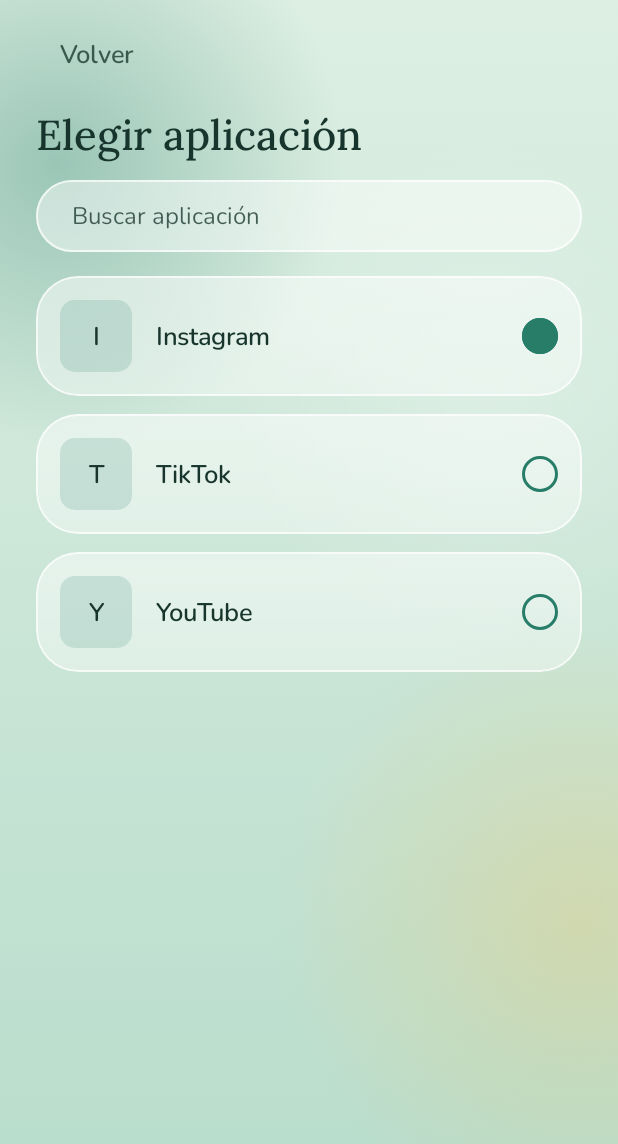
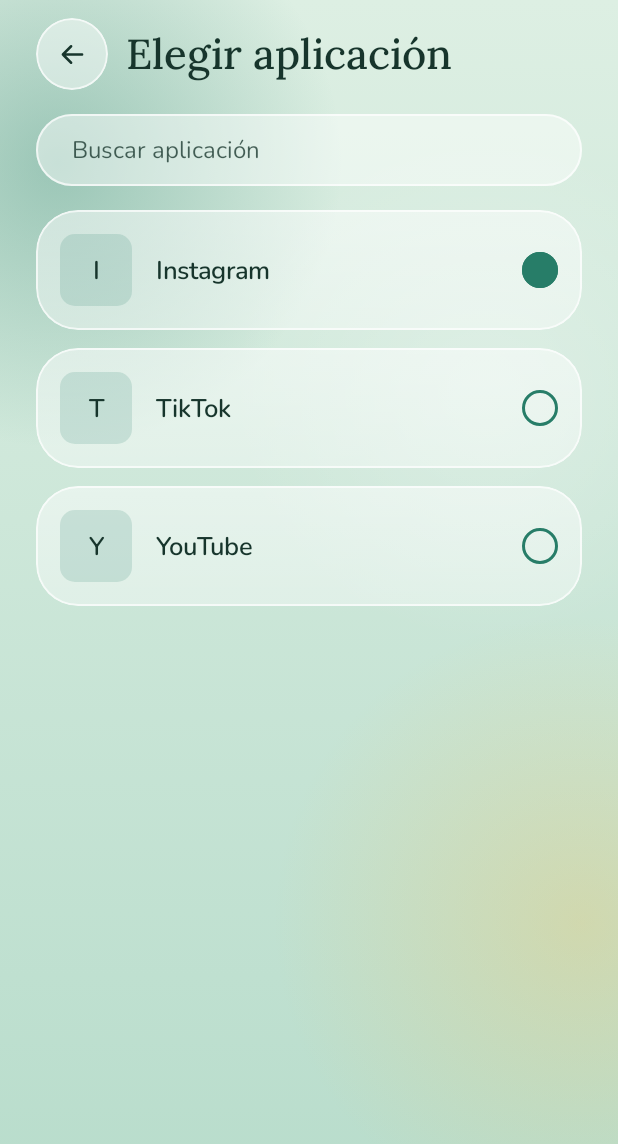
Before and after one commit to josecastroo/lograre, an Android app built with Jetpack Compose: the @Preview function AppPickerLightPreview, on a phone screen of 412 x 824 dp. Shown: the top 1144 px of the screen. Run offline under Robolectric (Android 15) with nearby library versions, the phone set to English and light mode, and no system bars.

Commit message:
ui: replace Volver text with circular translucent ZenBackButton arrow

```diff
--- a/app/src/main/java/com/lograre/app/ui/components/ZenButton.kt
+++ b/app/src/main/java/com/lograre/app/ui/components/ZenButton.kt
@@ -12,6 +12,9 @@ import androidx.compose.foundation.layout.defaultMinSize
 import androidx.compose.foundation.layout.fillMaxWidth
 import androidx.compose.foundation.layout.height
 import androidx.compose.foundation.layout.padding
+import androidx.compose.foundation.layout.size
+import androidx.compose.foundation.shape.CircleShape
+import androidx.compose.material3.Icon
 import androidx.compose.material3.Text
 import androidx.compose.runtime.Composable
 import androidx.compose.runtime.getValue
@@ -20,12 +23,16 @@ import androidx.compose.ui.Modifier
 import androidx.compose.ui.draw.alpha
 import androidx.compose.ui.draw.clip
 import androidx.compose.ui.graphics.Color
+import androidx.compose.ui.res.painterResource
+import androidx.compose.ui.res.stringResource
 import androidx.compose.ui.semantics.Role
 import androidx.compose.ui.semantics.selected
 import androidx.compose.ui.semantics.semantics
 import androidx.compose.ui.text.style.TextAlign
 import androidx.compose.ui.text.style.TextOverflow
 import androidx.compose.ui.tooling.preview.Preview
+import androidx.compose.ui.unit.dp
+import com.lograre.app.R
 import com.lograre.app.ui.theme.AppTheme
 import com.lograre.app.ui.theme.LocalZenPalette
 import com.lograre.app.ui.theme.LocalZenTypography
@@ -99,6 +106,42 @@ fun ZenButton(
             textAlign = TextAlign.Center,
             maxLines = 2,
             overflow = TextOverflow.Ellipsis
+        )
+    }
+}
+
+/**
+ * Circular 48 dp translucent back arrow button matching the top settings icon.
+ */
+@Composable
+fun ZenBackButton(
+    onClick: () -> Unit,
+    modifier: Modifier = Modifier,
+    enabled: Boolean = true
+) {
+    val palette = LocalZenPalette.current
+    val backLabel = stringResource(R.string.action_back)
+
+    Box(
+        modifier = modifier
+            .size(ZenDimens.MinTouchTarget)
+            .alpha(if (enabled) 1f else 0.45f)
+            .clip(CircleShape)
+            .background(palette.surface, CircleShape)
+            .border(ZenDimens.BorderWidth, palette.border, CircleShape)
+            .waterRipple(
+                enabled = enabled,
+                onClickLabel = backLabel,
+                role = Role.Button,
+                onClick = onClick
+            ),
+        contentAlignment = Alignment.Center
+    ) {
+        Icon(
+            painter = painterResource(R.drawable.ic_zen_arrow_back),
+            contentDescription = backLabel,
+            tint = palette.text,
+            modifier = Modifier.size(22.dp)
         )
     }
 }
--- a/app/src/main/java/com/lograre/app/ui/main/AppPickerScreen.kt
+++ b/app/src/main/java/com/lograre/app/ui/main/AppPickerScreen.kt
@@ -35,8 +35,8 @@ import androidx.compose.ui.unit.dp
 import com.lograre.app.R
 import com.lograre.app.data.apps.InstalledAppInfo
 import com.lograre.app.ui.components.GlassCard
+import com.lograre.app.ui.components.ZenBackButton
 import com.lograre.app.ui.components.ZenBackground
-import com.lograre.app.ui.components.ZenTextButton
 import com.lograre.app.ui.components.rememberAnimationsEnabled
 import com.lograre.app.ui.theme.AppTheme
 import com.lograre.app.ui.theme.LocalZenPalette
@@ -72,19 +72,21 @@ fun AppPickerScreen(
                         top = ZenDimens.Space12,
                         bottom = ZenDimens.Space12
                     ),
-                verticalArrangement = Arrangement.spacedBy(ZenDimens.Space12)
+                verticalArrangement = Arrangement.spacedBy(ZenDimens.Space16)
             ) {
-                ZenTextButton(
-                    text = stringResource(R.string.action_back),
-                    onClick = onBackClick,
-                    color = palette.textSecondary
-                )
-
-                Text(
-                    text = stringResource(R.string.picker_title),
-                    style = typo.title,
-                    color = palette.text
-                )
+                Row(
+                    modifier = Modifier.fillMaxWidth(),
+                    horizontalArrangement = Arrangement.spacedBy(ZenDimens.Space12),
+                    verticalAlignment = Alignment.CenterVertically
+                ) {
+                    ZenBackButton(onClick = onBackClick)
+                    Text(
+                        text = stringResource(R.string.picker_title),
+                        style = typo.title,
+                        color = palette.text,
+                        modifier = Modifier.weight(1f)
+                    )
+                }
 
                 TranslucentSearchPill(
                     query = uiState.appSearchQuery,
--- a/app/src/main/java/com/lograre/app/ui/main/PermissionsGuideScreen.kt
+++ b/app/src/main/java/com/lograre/app/ui/main/PermissionsGuideScreen.kt
@@ -27,10 +27,10 @@ import androidx.compose.ui.unit.dp
 import com.lograre.app.R
 import com.lograre.app.service.AppPermissionsStatus
 import com.lograre.app.ui.components.GlassCard
+import com.lograre.app.ui.components.ZenBackButton
 import com.lograre.app.ui.components.ZenBackground
 import com.lograre.app.ui.components.ZenButton
 import com.lograre.app.ui.components.ZenButtonStyle
-import com.lograre.app.ui.components.ZenTextButton
 import com.lograre.app.ui.theme.AppTheme
 import com.lograre.app.ui.theme.LocalZenPalette
 import com.lograre.app.ui.theme.LocalZenTypography
@@ -62,18 +62,20 @@ fun PermissionsGuideScreen(
                 ),
             verticalArrangement = Arrangement.spacedBy(ZenDimens.Space16)
         ) {
-            ZenTextButton(
-                text = stringResource(R.string.action_back),
-                onClick = onBackClick,
-                color = palette.textSecondary
-            )
-
             Column(verticalArrangement = Arrangement.spacedBy(ZenDimens.Space8)) {
-                Text(
-                    text = stringResource(R.string.permissions_title),
-                    style = typo.title,
-                    color = palette.text
-                )
+                Row(
+                    modifier = Modifier.fillMaxWidth(),
+                    horizontalArrangement = Arrangement.spacedBy(ZenDimens.Space12),
+                    verticalAlignment = Alignment.CenterVertically
+                ) {
+                    ZenBackButton(onClick = onBackClick)
+                    Text(
+                        text = stringResource(R.string.permissions_title),
+                        style = typo.title,
+                        color = palette.text,
+                        modifier = Modifier.weight(1f)
+                    )
+                }
                 Text(
                     text = stringResource(R.string.permissions_subtitle),
                     style = typo.body,
--- a/app/src/main/java/com/lograre/app/ui/main/PinScreens.kt
+++ b/app/src/main/java/com/lograre/app/ui/main/PinScreens.kt
@@ -21,6 +21,7 @@ import androidx.compose.ui.text.style.TextAlign
 import androidx.compose.ui.tooling.preview.Preview
 import com.lograre.app.R
 import com.lograre.app.ui.components.PinKeypad
+import com.lograre.app.ui.components.ZenBackButton
 import com.lograre.app.ui.components.ZenBackground
 import com.lograre.app.ui.components.ZenTextButton
 import com.lograre.app.ui.theme.AppTheme
@@ -147,11 +148,9 @@ fun ChangePinScreen(
             verticalArrangement = Arrangement.spacedBy(ZenDimens.Space16)
         ) {
             Box(modifier = Modifier.fillMaxWidth()) {
-                ZenTextButton(
-                    text = stringResource(R.string.action_back),
+                ZenBackButton(
                     onClick = onBackClick,
                     enabled = !uiState.isProcessing,
-                    color = palette.textSecondary,
                     modifier = Modifier.align(Alignment.CenterStart)
                 )
             }
--- /dev/null
+++ b/app/src/main/res/drawable/ic_zen_arrow_back.xml
@@ -0,0 +1,14 @@
+<?xml version="1.0" encoding="utf-8"?>
+<vector xmlns:android="http://schemas.android.com/apk/res/android"
+    android:width="24dp"
+    android:height="24dp"
+    android:viewportWidth="24"
+    android:viewportHeight="24">
+    <path
+        android:fillColor="#00000000"
+        android:pathData="M19,12H5M11,18L5,12L11,6"
+        android:strokeWidth="1.8"
+        android:strokeColor="#FFFFFFFF"
+        android:strokeLineCap="round"
+        android:strokeLineJoin="round" />
+</vector>
```
